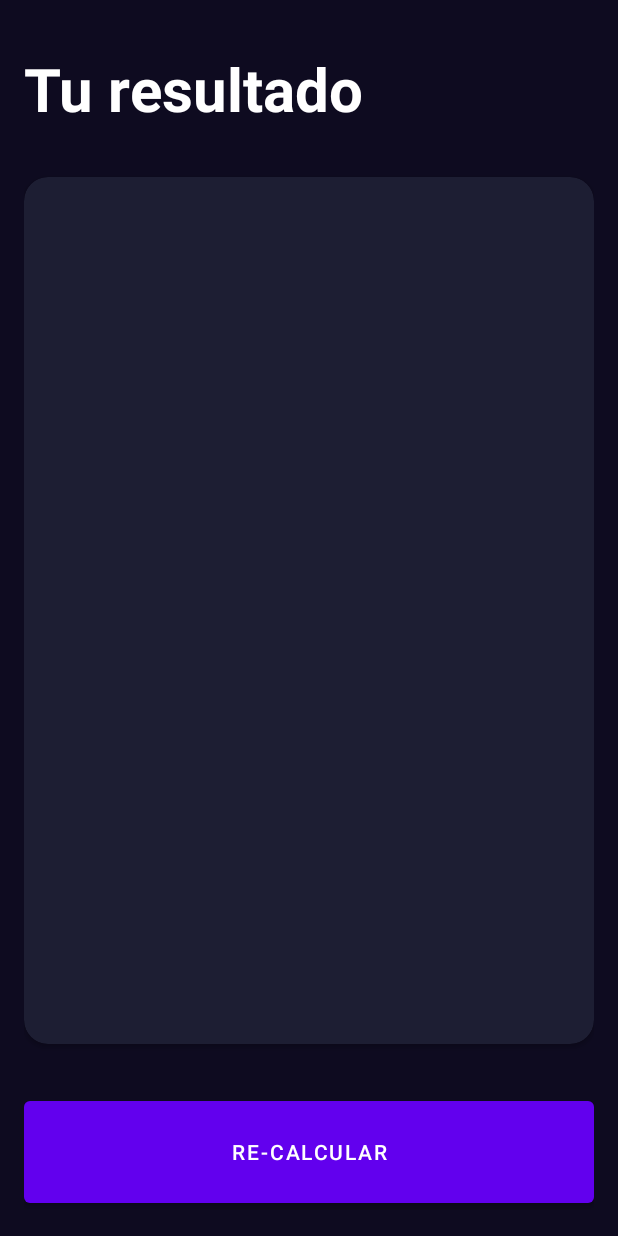
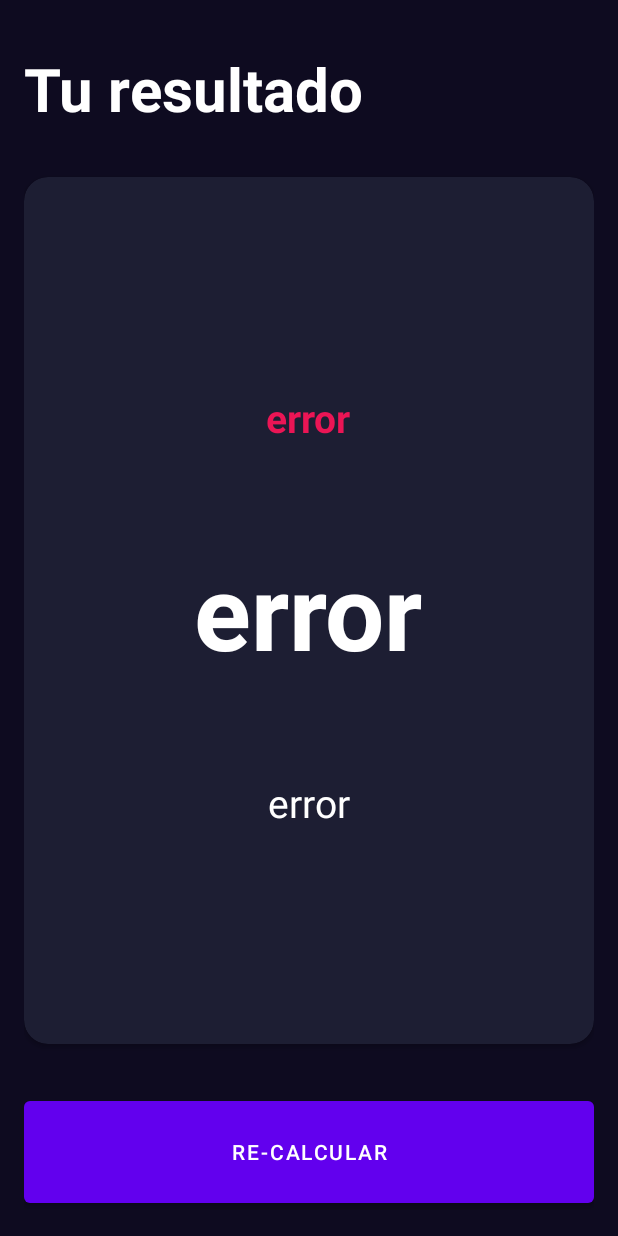
Before and after one commit to MarioHMorales/Curso-Kotlin, an Android app: the ResultIMCActivity screen opened directly, with no data from a screen before it, on a phone screen of 412 x 824 dp. Run offline under Robolectric (Android 15) with nearby library versions, the phone set to English and light mode, and no system bars.

Commit message:
25/10/25

```diff
--- a/app/src/main/java/dam/pmdm/cursokotlin/imccalculator/ResultIMCActivity.kt
+++ b/app/src/main/java/dam/pmdm/cursokotlin/imccalculator/ResultIMCActivity.kt
@@ -1,8 +1,10 @@
 package dam.pmdm.cursokotlin.imccalculator
 
 import android.os.Bundle
+import android.widget.Button
 import android.widget.TextView
 import androidx.appcompat.app.AppCompatActivity
+import androidx.core.content.ContextCompat
 import dam.pmdm.cursokotlin.R
 import dam.pmdm.cursokotlin.imccalculator.ImcCalculatorActivity.Companion.IMC_KEY
 
@@ -11,12 +13,61 @@ class ResultIMCActivity : AppCompatActivity() {
     private lateinit var tvResult: TextView
     private lateinit var tvIMC: TextView
     private lateinit var tvDescription: TextView
+    private lateinit var btnRecalculate: Button
 
     override fun onCreate(savedInstanceState: Bundle?) {
         super.onCreate(savedInstanceState)
         setContentView(R.layout.activity_result_imcactivity)
-
         val result = intent.extras?.getDouble(IMC_KEY) ?: -1.0
 
+        initComponents()
+        initUI(result)
+        initListeners()
+
+    }
+
+    private fun initListeners() {
+        btnRecalculate.setOnClickListener { onBackPressed()}
+    }
+
+    private fun initUI(result: Double) {
+        tvIMC.text = result.toString()
+        when (result) {
+            in 0.00..18.50 -> { //Bajo peso
+                tvResult.text = getString (R.string.title_bajo_peso)
+                tvResult.setTextColor(ContextCompat.getColor(this, R.color.peso_bajo))
+                tvDescription.text = getString (R.string.descripcion_bajo_peso)
+            }
+
+            in 18.51..24.99 -> { //Peso normal
+                tvResult.text = getString (R.string.title_peso_normal)
+                tvResult.setTextColor(ContextCompat.getColor(this, R.color.peso_normal))
+                tvDescription.text = getString (R.string.descripcion_peso_normal)
+            }
+
+            in 25.00..29.99 -> { //Sobrepeso
+                tvResult.text = getString (R.string.title_sobrepeso)
+                tvResult.setTextColor(ContextCompat.getColor(this, R.color.peso_sobrepeso))
+                tvDescription.text = getString (R.string.descripcion_sobrepeso)
+            }
+
+            in 30.00..99.00 -> { //Obesidad
+                tvResult.text = getString (R.string.title_obesidad)
+                tvResult.setTextColor(ContextCompat.getColor(this, R.color.obesidad))
+                tvDescription.text = getString (R.string.descripcion_obesidad)
+            }
+            else -> {//error
+                tvIMC.text = getString(R.string.error)
+                tvResult.text = getString(R.string.error)
+                tvResult.setTextColor(ContextCompat.getColor(this, R.color.obesidad))
+                tvDescription.text = getString(R.string.error)
+            }
         }
     }
+        private fun initComponents() {
+            tvIMC = findViewById(R.id.tvIMC)
+            tvResult = findViewById(R.id.tvResult)
+            tvDescription = findViewById(R.id.tvDescripcion)
+            btnRecalculate = findViewById(R.id.btnRecalculate)
+        }
+    }
--- a/app/src/main/res/layout/activity_result_imcactivity.xml
+++ b/app/src/main/res/layout/activity_result_imcactivity.xml
@@ -37,6 +37,7 @@
             android:layout_width="match_parent"
             android:layout_height="match_parent"
             android:gravity="center"
+            android:layout_margin="16dp"
             android:orientation="vertical">
 
             <TextView
--- a/app/src/main/res/values/colors.xml
+++ b/app/src/main/res/values/colors.xml
@@ -15,5 +15,14 @@
     <color name="title_text">#FF8D8E98</color>
     <color name="background_fab">#FF6200EE</color>
 
+    <color name="peso_bajo">#FFEB3B</color>
+    <color name="peso_normal">#4CAF50</color>
+    <color name="peso_sobrepeso">#FF9800</color>
+    <color name="obesidad">#EB1555</color>
+
+
+
+
+
 
 </resources>
--- a/app/src/main/res/values/strings.xml
+++ b/app/src/main/res/values/strings.xml
@@ -9,5 +9,18 @@
     <string name="result">Tu resultado</string>
     <string name="recalculate">Re-Calcular</string>
 
+    <string name="error">error</string>
+
+    <string name="title_bajo_peso">Bajo peso</string>
+    <string name="descripcion_bajo_peso">Estás por debajo de lo óptimo para tu peso y altura.</string>
+
+    <string name="title_peso_normal">Normal</string>
+    <string name="descripcion_peso_normal">Estás en lo óptimo para tu peso y altura.</string>
+
+    <string name="title_sobrepeso">Sobrepeso</string>
+    <string name="descripcion_sobrepeso">Estás por encima de lo óptimo para tu peso y altura.</string>
+
+    <string name="title_obesidad">Obesidad</string>
+    <string name="descripcion_obesidad">Estás MUY por encima de lo óptimo para tu peso y altura.</string>
 
 </resources>
```
